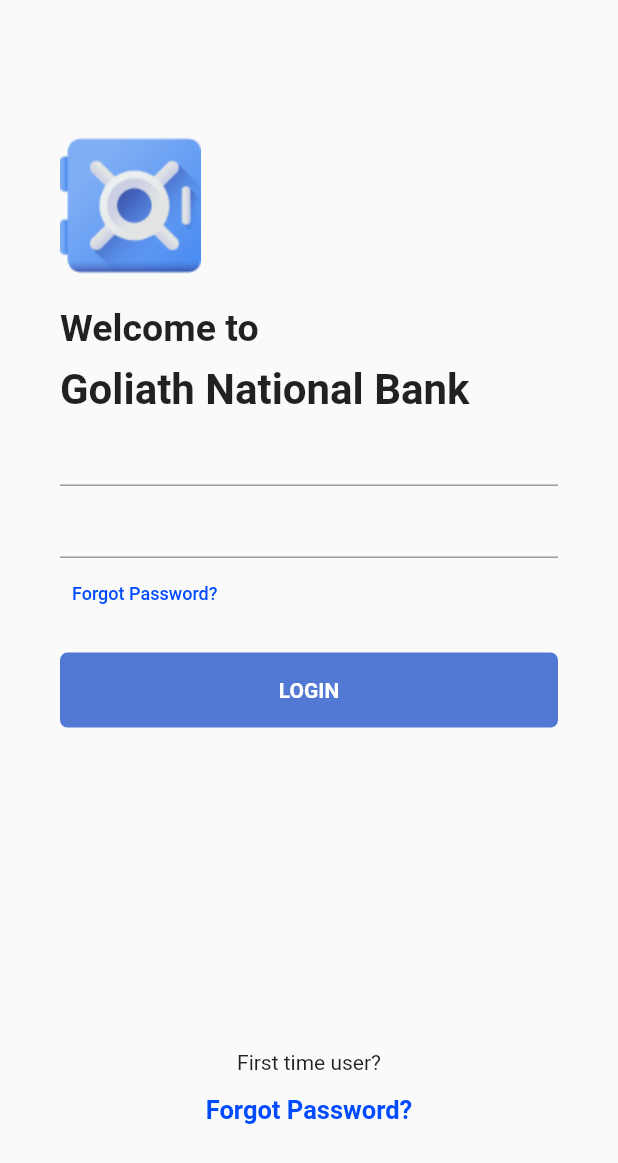
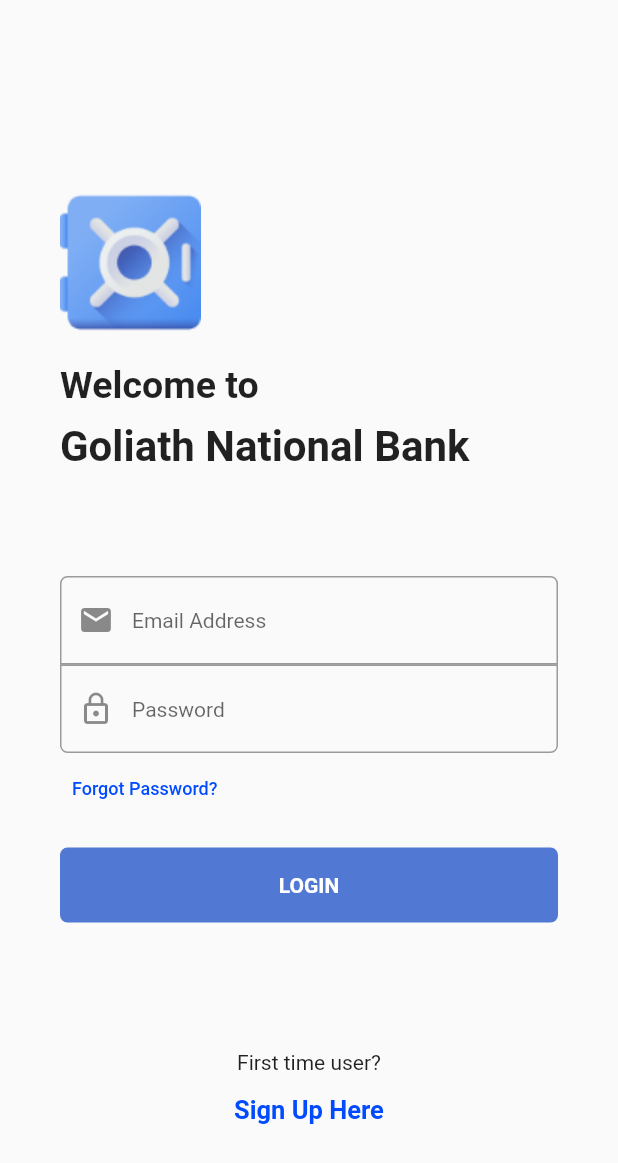
Before and after one commit to BashirYesufu/Flutter-Login-Screens, a Flutter app: the GoliathBank screen opened by its route, on a phone screen of 412 x 824 dp. Shown: the top 1163 px of the screen. Run offline on Flutter 3.47's test engine with Material 2 defaults, Android fonts, the phone set to English and light mode, and no system bars; Roboto replaces fonts that are missing (IBMPlexSans).

Commit message:
Finished Goliath bank UI

```diff
--- a/kobo_login_screens/lib/main.dart
+++ b/kobo_login_screens/lib/main.dart
@@ -18,7 +18,7 @@ class MyApp extends StatelessWidget {
   Widget build(BuildContext context) {
     return MaterialApp(
       debugShowCheckedModeBanner: false,
-      initialRoute: Twitch.id,
+      initialRoute: Uber.id,
       routes: {
         EasyPeasy.id: (context) => EasyPeasy(),
         Twitch.id: (context) => Twitch(),
--- a/kobo_login_screens/lib/screens/easy_peasy.dart
+++ b/kobo_login_screens/lib/screens/easy_peasy.dart
@@ -47,6 +47,8 @@ class _EasyPeasyState extends State<EasyPeasy> {
 
             TextField(
               decoration: InputDecoration(
+                //filled: true,
+                fillColor: Colors.grey,
                 suffixIcon: Icon(Icons.close, color: Color(0xFF5D5655)),
                 contentPadding: EdgeInsets.symmetric(vertical: 10.0, horizontal: 20.0),
                 border: OutlineInputBorder(
--- a/kobo_login_screens/lib/screens/goliath_bank.dart
+++ b/kobo_login_screens/lib/screens/goliath_bank.dart
@@ -44,9 +44,42 @@ class _GoliathBankState extends State<GoliathBank> {
               ),
             ),
 
-            TextField(),
+            SizedBox(height: 70.0,),
 
-            TextField(),
+            TextFormField(
+              decoration: InputDecoration(
+                border: OutlineInputBorder(
+                  borderRadius: BorderRadius.only(
+                    topLeft: Radius.circular(5.0),
+                    topRight: Radius.circular(5.0),
+                  ),
+                  borderSide: BorderSide(),
+                ),
+                hintText: 'Email Address',
+                prefixIcon: Icon(Icons.email),
+                hintStyle: TextStyle(
+                  fontSize: 14,
+                  fontFamily: 'IBMPlexSans',
+                ),
+              ),
+            ),
+            TextFormField(
+              decoration: InputDecoration(
+                border: OutlineInputBorder(
+                  borderRadius: BorderRadius.only(
+                    bottomLeft: Radius.circular(5.0),
+                    bottomRight: Radius.circular(5.0),
+                  ),
+                  borderSide: BorderSide(),
+                ),
+                hintText: 'Password',
+                prefixIcon: Icon(Icons.lock_outline),
+                hintStyle: TextStyle(
+                  fontSize: 14,
+                  fontFamily: 'IBMPlexSans',
+                ),
+              ),
+            ),
 
             TextButton(
               onPressed: () {},
@@ -79,7 +112,7 @@ class _GoliathBankState extends State<GoliathBank> {
               ),
             ),
 
-            SizedBox(height: 200.0,),
+            SizedBox(height: 70.0,),
 
             Center(
               child: Column(
@@ -88,7 +121,7 @@ class _GoliathBankState extends State<GoliathBank> {
                   TextButton(
                     onPressed: () {},
                     child: Text(
-                      'Forgot Password?',
+                      'Sign Up Here',
                       style: TextStyle(
                         color: Color(0xFF004AFF),
                         fontWeight: FontWeight.bold,
```
